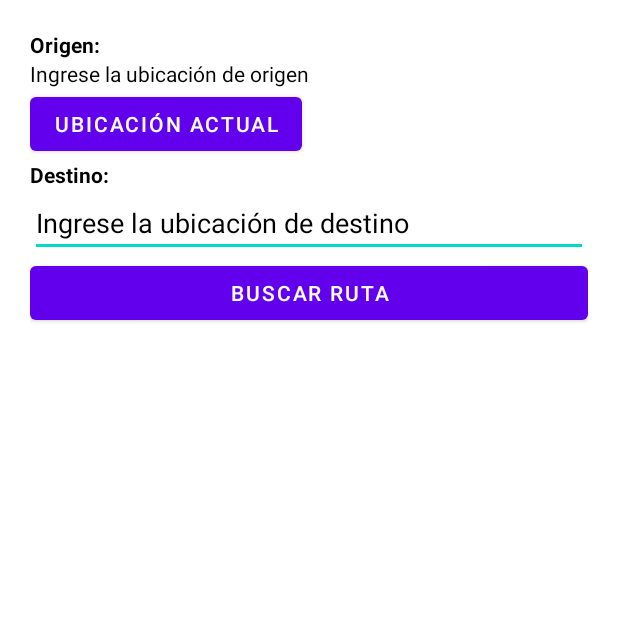
After one commit to CabBerumen/KBocchiV2, an Android app: the Maps screen opened directly, with no data from a screen before it, on a phone screen of 412 x 824 dp, the top half of it. The commit adds this screen. Run offline under Robolectric (Android 15) with nearby library versions, the phone set to English and light mode, and no system bars; Roboto replaces fonts that are not available here.

Commit message:
funcion maps y speechToText

```diff
--- a/app/build.gradle
+++ b/app/build.gradle
@@ -106,6 +106,7 @@ dependencies {
     implementation 'com.google.firebase:firebase-storage'
 
     implementation 'androidx.preference:preference-ktx:1.1.1'
+    implementation 'com.google.android.gms:play-services-location:17.1.0'
 
 
     implementation "androidx.drawerlayout:drawerlayout:1.2.0"
--- a/app/src/main/java/com/example/kbocchiv2/Pacientes.kt
+++ b/app/src/main/java/com/example/kbocchiv2/Pacientes.kt
@@ -21,7 +21,6 @@ import com.google.android.gms.auth.api.signin.GoogleSignInClient
 import com.google.android.gms.auth.api.signin.GoogleSignInOptions
 import com.google.android.material.navigation.NavigationView
 import com.google.firebase.auth.FirebaseAuth
-import okhttp3.*
 import retrofit2.Call
 import retrofit2.Callback
 import retrofit2.Response
--- a/app/src/main/res/layout/activity_main_chat.xml
+++ b/app/src/main/res/layout/activity_main_chat.xml
@@ -44,7 +44,7 @@
 </LinearLayout>
 
     <com.google.android.material.navigation.NavigationView
-        android:background="#69F0AE"
+        android:background="#8CD3F3"
         android:id="@+id/navigation_view"
         android:layout_width="match_parent"
         android:layout_height="match_parent"
--- /dev/null
+++ b/app/src/main/res/layout/activity_maps.xml
@@ -0,0 +1,57 @@
+<?xml version="1.0" encoding="utf-8"?>
+<LinearLayout xmlns:android="http://schemas.android.com/apk/res/android"
+    xmlns:app="http://schemas.android.com/apk/res-auto"
+    xmlns:tools="http://schemas.android.com/tools"
+    android:layout_width="match_parent"
+    android:layout_height="match_parent"
+    android:orientation="vertical"
+    android:gravity="fill"
+    android:padding="20dp"
+    android:background="@color/white"
+    tools:context=".Maps">
+
+
+    <TextView
+        android:layout_width="match_parent"
+        android:layout_height="wrap_content"
+        android:text="Origen:"
+        android:textStyle="bold"
+        android:textColor="@color/black"/>
+
+    <TextView
+        android:id="@+id/originEditText"
+        android:layout_width="match_parent"
+        android:layout_height="wrap_content"
+        android:hint="Ingrese la ubicación de origen"
+        android:textColor="@color/black"
+        android:textColorHint="@color/black"/>
+
+    <Button
+        android:id="@+id/currentLocationButton"
+        android:layout_width="wrap_content"
+        android:layout_height="wrap_content"
+        android:text="Ubicación actual" />
+
+    <TextView
+        android:layout_width="match_parent"
+        android:layout_height="wrap_content"
+        android:text="Destino:"
+        android:textStyle="bold"
+        android:textColor="@color/black"/>
+
+    <EditText
+        android:id="@+id/destinationEditText"
+        android:layout_width="match_parent"
+        android:layout_height="wrap_content"
+        android:hint="Ingrese la ubicación de destino"
+        android:textColor="@color/black"
+        android:textColorHint="@color/black"/>
+
+    <Button
+        android:id="@+id/searchButton"
+        android:layout_width="match_parent"
+        android:layout_height="wrap_content"
+        android:text="Buscar ruta" />
+
+
+</LinearLayout>
--- a/app/src/main/res/mipmap-anydpi-v26/ic_bocchilog.xml
+++ b/app/src/main/res/mipmap-anydpi-v26/ic_bocchilog.xml
@@ -1,5 +1,5 @@
 <?xml version="1.0" encoding="utf-8"?>
 <adaptive-icon xmlns:android="http://schemas.android.com/apk/res/android">
-    <background android:drawable="@color/ic_bocchilog_background"/>
+
     <foreground android:drawable="@mipmap/ic_bocchilog_foreground"/>
 </adaptive-icon>
--- a/app/src/main/res/mipmap-anydpi-v26/ic_bocchilog_round.xml
+++ b/app/src/main/res/mipmap-anydpi-v26/ic_bocchilog_round.xml
@@ -1,5 +1,5 @@
 <?xml version="1.0" encoding="utf-8"?>
 <adaptive-icon xmlns:android="http://schemas.android.com/apk/res/android">
-    <background android:drawable="@color/ic_bocchilog_background"/>
+
     <foreground android:drawable="@mipmap/ic_bocchilog_foreground"/>
 </adaptive-icon>
--- a/app/src/main/res/values/strings.xml
+++ b/app/src/main/res/values/strings.xml
@@ -14,4 +14,5 @@
     <!-- TODO: Remove or change this placeholder text -->
     <string name="hello_blank_fragment">Hello blank fragment</string>
 
+
 </resources>
```
Also changed, not shown: app/src/main/AndroidManifest.xml (+7 -5 lines), app/src/main/java/com/example/kbocchiv2/MainActivity.kt (+6 -9 lines), app/src/main/java/com/example/kbocchiv2/Maps.kt (added, +217 -0 lines), app/src/main/java/com/example/kbocchiv2/SpeechToText.kt (+5 -2 lines), app/src/main/java/com/example/kbocchiv2/mainChat.kt (+11 -2 lines).
